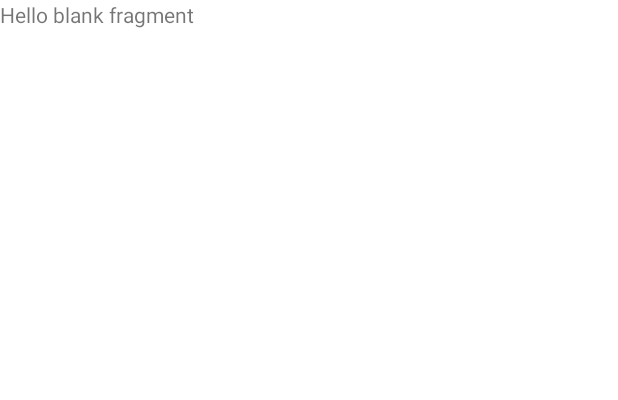
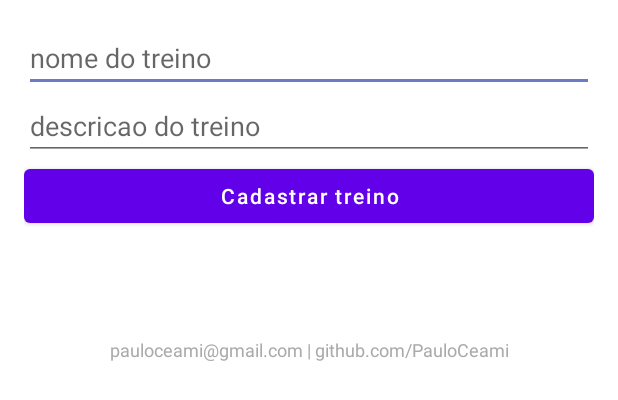
Before and after one commit to PauloCeami/LealAppTrenosAcademy, an Android app: the layout fragment_add_treino.xml on its own in the app's theme, with its tools: preview values and no code run, on a phone screen of 412 x 824 dp. Shown: the top 400 px of the screen. Run offline under Robolectric (Android 15) with nearby library versions, the phone set to English and light mode, and no system bars.

Commit message:
treino added

```diff
--- a/app/src/main/AndroidManifest.xml
+++ b/app/src/main/AndroidManifest.xml
@@ -15,6 +15,7 @@
         tools:targetApi="31">
         <activity
             android:name=".views.MainActivity"
+            android:label="Treinos Academy MVVM"
             android:exported="true">
             <intent-filter>
                 <action android:name="android.intent.action.MAIN" />
--- a/app/src/main/java/br/com/pauloceami/treinosacademy/lealapp/viewmodel/TreinoViewModel.java
+++ b/app/src/main/java/br/com/pauloceami/treinosacademy/lealapp/viewmodel/TreinoViewModel.java
@@ -20,6 +20,11 @@ public class TreinoViewModel extends ViewModel implements TreinoRepository.onFir
         treinoRepository.getTreinoData();
     }
 
+    public void save(Treino t) {
+        treinoRepository.save(t);
+    }
+
+
     @Override
     public void treinoDataAdded(List<Treino> treinos) {
         listLiveData.postValue(treinos);
--- a/app/src/main/java/br/com/pauloceami/treinosacademy/lealapp/views/LoginRegisterFragment.java
+++ b/app/src/main/java/br/com/pauloceami/treinosacademy/lealapp/views/LoginRegisterFragment.java
@@ -44,8 +44,7 @@ public class LoginRegisterFragment extends Fragment {
             @Override
             public void onChanged(FirebaseUser firebaseUser) {
                 if (firebaseUser != null) {
-                    Navigation.findNavController(getView()).navigate(R.id.loggedFragment);
-                    Toast.makeText(getContext(), "Usuário registrado...", Toast.LENGTH_SHORT).show();
+                    Navigation.findNavController(getView()).navigate(R.id.homeFragment);
                 }
             }
         });
--- a/app/src/main/res/layout/fragment_add_treino.xml
+++ b/app/src/main/res/layout/fragment_add_treino.xml
@@ -1,14 +1,42 @@
 <?xml version="1.0" encoding="utf-8"?>
-<FrameLayout xmlns:android="http://schemas.android.com/apk/res/android"
-    xmlns:tools="http://schemas.android.com/tools"
+<androidx.appcompat.widget.LinearLayoutCompat xmlns:android="http://schemas.android.com/apk/res/android"
     android:layout_width="match_parent"
     android:layout_height="match_parent"
-    tools:context=".views.AddTreinoFragment">
+    android:orientation="vertical"
+    android:padding="16dp">
 
-    <!-- TODO: Update blank fragment layout -->
+    <EditText
+        android:id="@+id/edit_nome"
+        android:layout_width="match_parent"
+        android:layout_height="wrap_content"
+        android:hint="@string/nome_do_treino"
+        android:inputType="text"
+        android:text="" />
+
+    <EditText
+        android:id="@+id/edit_descricao"
+        android:layout_width="match_parent"
+        android:layout_height="wrap_content"
+        android:hint="@string/descricao_do_treino"
+        android:inputType="text"
+        android:text="" />
+
+
+    <Button
+        android:id="@+id/btn_cadastrar"
+        android:layout_width="match_parent"
+        android:layout_height="wrap_content"
+        android:text="@string/cadastrar_treino"
+        android:textAllCaps="false" />
+
+
     <TextView
+        android:id="@+id/txv2"
         android:layout_width="match_parent"
-        android:layout_height="match_parent"
-        android:text="@string/hello_blank_fragment" />
-
-</FrameLayout>
+        android:layout_height="wrap_content"
+        android:layout_marginTop="70dp"
+        android:text="pauloceami@gmail.com | github.com/PauloCeami"
+        android:textAlignment="center"
+        android:textColor="#AAAAAA"
+        android:textSize="12sp" />
+</androidx.appcompat.widget.LinearLayoutCompat>
--- a/app/src/main/res/values/colors.xml
+++ b/app/src/main/res/values/colors.xml
@@ -1,9 +1,9 @@
 <?xml version="1.0" encoding="utf-8"?>
 <resources>
-    <color name="purple_200">#304FFE</color>
-    <color name="purple_500">#FF6200EE</color>
+    <color name="purple_200">#556BEA</color>
+    <color name="purple_500">#673AB7</color>
     <color name="purple_700">#FF3700B3</color>
-    <color name="teal_200">#2962FF</color>
+    <color name="teal_200">#C33F51B5</color>
     <color name="teal_700">#6B304FFE</color>
     <color name="black">#ffffff</color>
     <color name="white">#FFFFFFFF</color>
--- a/app/src/main/res/values/strings.xml
+++ b/app/src/main/res/values/strings.xml
@@ -2,4 +2,8 @@
     <string name="app_name">LealApp Treinos Academy - MVVM</string>
     <!-- TODO: Remove or change this placeholder text -->
     <string name="hello_blank_fragment">Hello blank fragment</string>
+    <string name="lougout">Logout</string>
+    <string name="descricao_do_treino">descricao do treino</string>
+    <string name="nome_do_treino">nome do treino</string>
+    <string name="cadastrar_treino">Cadastrar treino</string>
 </resources>
--- a/app/src/main/res/values/themes.xml
+++ b/app/src/main/res/values/themes.xml
@@ -2,17 +2,22 @@
     <!-- Base application theme. -->
     <style name="Theme.LealAppTrenosAcademy" parent="Theme.MaterialComponents.DayNight.DarkActionBar">
         <!-- Primary brand color. -->
-        <item name="colorPrimary">@color/purple_500</item>
-        <item name="colorPrimaryVariant">@color/purple_700</item>
+        <item name="colorPrimary">#6200EA</item>
+        <item name="colorPrimaryVariant">#BC6200EA</item>
         <item name="colorOnPrimary">@color/white</item>
         <!-- Secondary brand color. -->
         <item name="colorSecondary">@color/teal_200</item>
         <item name="colorSecondaryVariant">@color/teal_700</item>
         <item name="colorOnSecondary">@color/black</item>
         <!-- Status bar color. -->
-        <item name="android:statusBarColor" tools:targetApi="l">?attr/colorPrimaryVariant</item>
+        <item name="android:statusBarColor" tools:targetApi="l">#D26200EA</item>
         <!-- Customize your theme here. -->
     </style>
 
+    <style name="AppThemeName" parent="Theme.AppCompat.Light.NoActionBar">
+        <item name="android:tint">#fff</item>
+    </style>
+
+
 
 </resources>
```
Also changed, not shown: app/src/main/java/br/com/pauloceami/treinosacademy/lealapp/model/Treino.java (+6 -15 lines), app/src/main/java/br/com/pauloceami/treinosacademy/lealapp/views/AddTreinoFragment.java (deleted, +0 -32 lines), app/src/main/java/br/com/pauloceami/treinosacademy/lealapp/views/HomeFragment.java (renamed from app/src/main/java/br/com/pauloceami/treinosacademy/lealapp/views/ListTreinosFragment.java, +81 -12 lines), app/src/main/java/br/com/pauloceami/treinosacademy/lealapp/views/LoggedFragment.java (deleted, +0 -89 lines), app/src/main/java/br/com/pauloceami/treinosacademy/lealapp/views/TreinoFragment.java (added, +111 -0 lines), app/src/main/res/drawable/ic_arrow_custom_24dp.xml (added, +9 -0 lines), app/src/main/res/layout/fragment_logged.xml (deleted, +0 -34 lines), app/src/main/res/menu/menu_cad_treinos.xml (added, +15 -0 lines), app/src/main/res/menu/menu_main.xml (added, +21 -0 lines), app/src/main/res/navigation/nav_graph.xml (+17 -20 lines), app/src/main/res/layout/fragment_home.xml (renamed from app/src/main/res/layout/fragment_list_treinos.xml).
